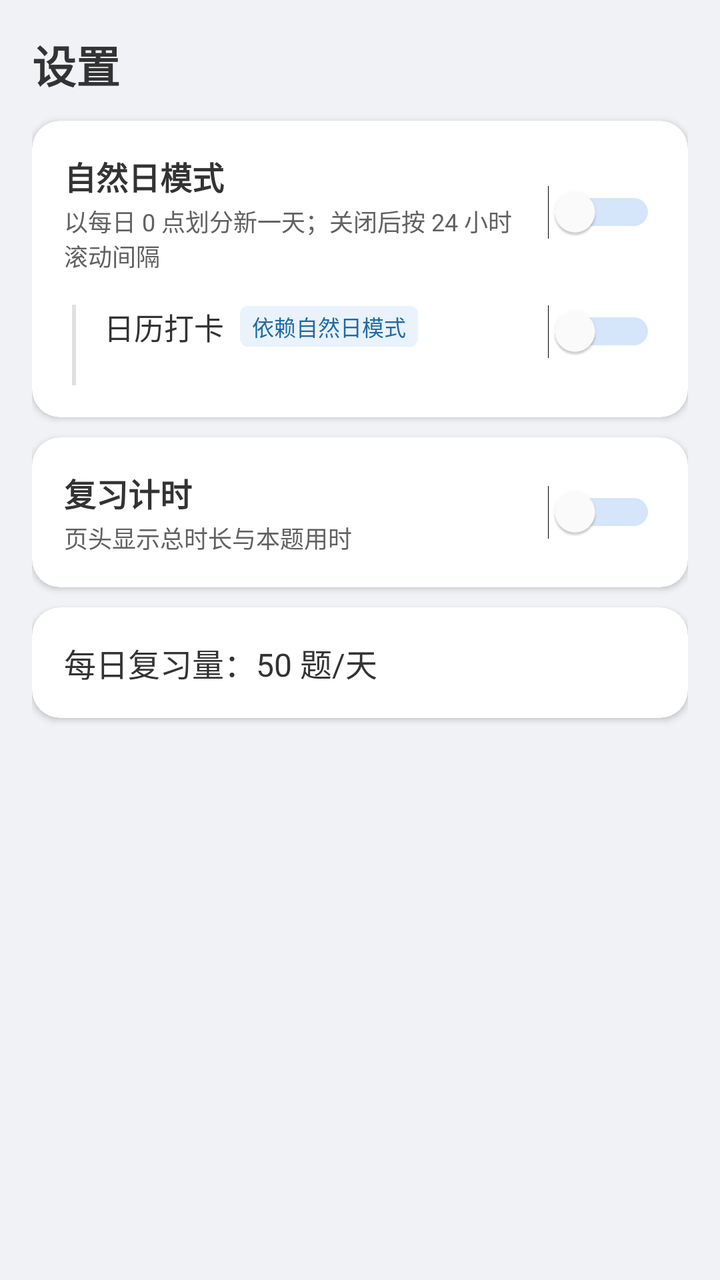
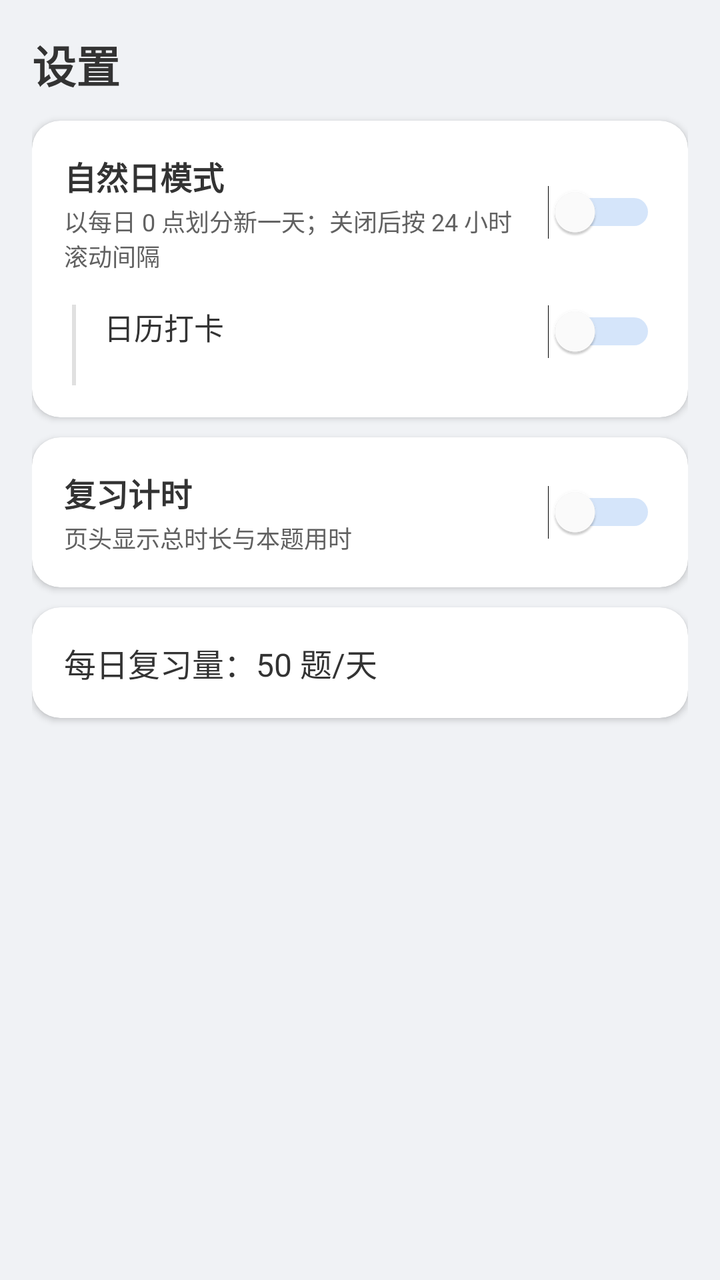

Before-and-after screenshots of an Android layout around one commit, followed by the original layout XML and the change that was made.
<!-- AndroidManifest.xml: application theme Theme.Demo -->
<!-- res/layout/activity_settings.xml -->
<?xml version="1.0" encoding="utf-8"?>
<ScrollView xmlns:android="http://schemas.android.com/apk/res/android"
    xmlns:app="http://schemas.android.com/apk/res-auto"
    android:layout_width="match_parent"
    android:layout_height="match_parent"
    android:background="@color/home_bg"
    android:fillViewport="true">

    <LinearLayout
        android:layout_width="match_parent"
        android:layout_height="wrap_content"
        android:orientation="vertical"
        android:padding="@dimen/home_padding"
        android:gravity="top|center_horizontal">

        <TextView
            android:layout_width="match_parent"
            android:layout_height="wrap_content"
            android:text="设置"
            android:textSize="22sp"
            android:textStyle="bold"
            android:textColor="@color/home_text_primary"
            android:layout_marginBottom="12dp" />

        
        <androidx.cardview.widget.CardView
            android:layout_width="match_parent"
            android:layout_height="wrap_content"
            app:cardBackgroundColor="@color/home_card"
            app:cardCornerRadius="@dimen/home_card_corner"
            android:layout_marginBottom="@dimen/home_card_margin">

            <LinearLayout
                android:layout_width="match_parent"
                android:layout_height="wrap_content"
                android:orientation="vertical"
                android:padding="@dimen/home_info_padding">

                
                <LinearLayout
                    android:layout_width="match_parent"
                    android:layout_height="wrap_content"
                    android:orientation="horizontal"
                    android:gravity="center_vertical">

                    <LinearLayout
                        android:layout_width="0dp"
                        android:layout_height="wrap_content"
                        android:layout_weight="1"
                        android:orientation="vertical">

                        <TextView
                            android:layout_width="wrap_content"
                            android:layout_height="wrap_content"
                            android:text="自然日模式"
                            android:textSize="16sp"
                            android:textStyle="bold"
                            android:textColor="@color/home_text_primary" />

                        <TextView
                            android:layout_width="wrap_content"
                            android:layout_height="wrap_content"
                            android:text="以每日 0 点划分新一天；关闭后按 24 小时滚动间隔"
                            android:textSize="12sp"
                            android:textColor="@color/home_text_secondary"
                            android:layout_marginTop="2dp" />
                    </LinearLayout>

                    <Switch
                        android:id="@+id/switch_natural_day"
                        android:layout_width="wrap_content"
                        android:layout_height="wrap_content"
                        android:layout_marginStart="12dp"
                        android:thumbTint="@color/switch_thumb"
                        android:trackTint="@color/switch_track" />
                </LinearLayout>

                
                <LinearLayout
                    android:layout_width="match_parent"
                    android:layout_height="wrap_content"
                    android:orientation="horizontal"
                    android:layout_marginTop="16dp">

                    <View
                        android:id="@+id/view_checkin_guide"
                        android:layout_width="2dp"
                        android:layout_height="match_parent"
                        android:background="@color/home_stroke"
                        android:layout_marginStart="4dp"
                        android:layout_marginEnd="14dp" />

                    <LinearLayout
                        android:layout_width="0dp"
                        android:layout_height="wrap_content"
                        android:layout_weight="1"
                        android:orientation="vertical">

                        <LinearLayout
                            android:layout_width="wrap_content"
                            android:layout_height="wrap_content"
                            android:orientation="horizontal"
                            android:gravity="center_vertical">

                            <TextView
                                android:id="@+id/tv_checkin_title"
                                android:layout_width="wrap_content"
                                android:layout_height="wrap_content"
                                android:text="日历打卡"
                                android:textSize="15sp"
                                android:textColor="@color/home_text_primary" />

                            <TextView
                                android:id="@+id/tv_checkin_tag"
                                android:layout_width="wrap_content"
                                android:layout_height="wrap_content"
                                android:text="依赖自然日模式"
                                android:textSize="11sp"
                                android:textColor="@color/detail_primary"
                                android:background="@drawable/bg_settings_tag"
                                android:paddingStart="6dp"
                                android:paddingEnd="6dp"
                                android:paddingTop="2dp"
                                android:paddingBottom="2dp"
                                android:layout_marginStart="8dp" />
                        </LinearLayout>

                        <TextView
                            android:id="@+id/tv_checkin_hint"
                            android:layout_width="match_parent"
                            android:layout_height="wrap_content"
                            android:textSize="12sp"
                            android:textColor="@color/home_text_secondary"
                            android:layout_marginTop="2dp" />
                    </LinearLayout>

                    <Switch
                        android:id="@+id/switch_checkin"
                        android:layout_width="wrap_content"
                        android:layout_height="wrap_content"
                        android:layout_marginStart="12dp"
                        android:thumbTint="@color/switch_thumb"
                        android:trackTint="@color/switch_track" />
                </LinearLayout>
            </LinearLayout>
        </androidx.cardview.widget.CardView>

        
        <androidx.cardview.widget.CardView
            android:layout_width="match_parent"
            android:layout_height="wrap_content"
            app:cardBackgroundColor="@color/home_card"
            app:cardCornerRadius="@dimen/home_card_corner"
            android:layout_marginBottom="@dimen/home_card_margin">

            <LinearLayout
                android:layout_width="match_parent"
                android:layout_height="wrap_content"
                android:orientation="vertical"
                android:padding="@dimen/home_info_padding">

                <LinearLayout
                    android:layout_width="match_parent"
                    android:layout_height="wrap_content"
                    android:orientation="horizontal"
                    android:gravity="center_vertical">

                    <LinearLayout
                        android:layout_width="0dp"
                        android:layout_height="wrap_content"
                        android:layout_weight="1"
                        android:orientation="vertical">

                        <TextView
                            android:layout_width="wrap_content"
                            android:layout_height="wrap_content"
                            android:text="复习计时"
                            android:textSize="16sp"
                            android:textStyle="bold"
                            android:textColor="@color/home_text_primary" />

                        <TextView
                            android:layout_width="wrap_content"
                            android:layout_height="wrap_content"
                            android:text="页头显示总时长与本题用时"
                            android:textSize="12sp"
                            android:textColor="@color/home_text_secondary"
                            android:layout_marginTop="2dp" />
                    </LinearLayout>

                    <Switch
                        android:id="@+id/switch_timer"
                        android:layout_width="wrap_content"
                        android:layout_height="wrap_content"
                        android:layout_marginStart="12dp"
                        android:thumbTint="@color/switch_thumb"
                        android:trackTint="@color/switch_track" />
                </LinearLayout>
            </LinearLayout>
        </androidx.cardview.widget.CardView>

        
        <androidx.cardview.widget.CardView
            android:layout_width="match_parent"
            android:layout_height="wrap_content"
            app:cardBackgroundColor="@color/home_card"
            app:cardCornerRadius="@dimen/home_card_corner">

            <TextView
                android:id="@+id/tv_budget_row"
                android:layout_width="match_parent"
                android:layout_height="wrap_content"
                android:text="每日复习量：50 题/天"
                android:textSize="16sp"
                android:textColor="@color/home_text_primary"
                android:foreground="?attr/selectableItemBackground"
                android:clickable="true"
                android:focusable="true"
                android:padding="@dimen/home_info_padding" />
        </androidx.cardview.widget.CardView>

    </LinearLayout>
</ScrollView>
<!-- resources referenced by this layout -->
<resources>
  <color name="detail_primary">#1F6AA5</color>
  <color name="home_bg">#F0F2F5</color>
  <color name="home_card">#FFFFFF</color>
  <color name="home_stroke">#E0E0E0</color>
  <color name="home_text_primary">#333333</color>
  <color name="home_text_secondary">#616161</color>
  <color name="switch_thumb">#FFFFFF</color>
  <color name="switch_track">#5d9cec</color>
  <dimen name="home_card_corner">14dp</dimen>
  <dimen name="home_card_margin">10dp</dimen>
  <dimen name="home_info_padding">16dp</dimen>
  <dimen name="home_padding">16dp</dimen>
  <!-- drawable bg_settings_tag (drawable) -->
  <?xml version="1.0" encoding="utf-8"?>
  <shape xmlns:android="http://schemas.android.com/apk/res/android"
      android:shape="rectangle">
      <corners android:radius="4dp" />
      <solid android:color="#EAF2FC" />
  </shape>
  <style name="Theme.Demo" parent="Base.Theme.Demo" />
  <style name="Base.Theme.Demo" parent="Theme.Material3.DayNight.NoActionBar">
          
          
      </style>
</resources>

<!-- the commit's change to res/layout/activity_settings.xml (unified diff, before → after) -->
@@ -96,34 +96,13 @@
                         android:layout_weight="1"
                         android:orientation="vertical">
 
-                        <LinearLayout
-                            android:layout_width="wrap_content"
-                            android:layout_height="wrap_content"
-                            android:orientation="horizontal"
-                            android:gravity="center_vertical">
-
-                            <TextView
-                                android:id="@+id/tv_checkin_title"
-                                android:layout_width="wrap_content"
-                                android:layout_height="wrap_content"
-                                android:text="日历打卡"
-                                android:textSize="15sp"
-                                android:textColor="@color/home_text_primary" />
-
-                            <TextView
-                                android:id="@+id/tv_checkin_tag"
-                                android:layout_width="wrap_content"
-                                android:layout_height="wrap_content"
-                                android:text="依赖自然日模式"
-                                android:textSize="11sp"
-                                android:textColor="@color/detail_primary"
-                                android:background="@drawable/bg_settings_tag"
-                                android:paddingStart="6dp"
-                                android:paddingEnd="6dp"
-                                android:paddingTop="2dp"
-                                android:paddingBottom="2dp"
-                                android:layout_marginStart="8dp" />
-                        </LinearLayout>
+                        <TextView
+                            android:id="@+id/tv_checkin_title"
+                            android:layout_width="wrap_content"
+                            android:layout_height="wrap_content"
+                            android:text="日历打卡"
+                            android:textSize="15sp"
+                            android:textColor="@color/home_text_primary" />
 
                         <TextView
                             android:id="@+id/tv_checkin_hint"
<!-- resource entries referenced after the edit -->
@@ -1,6 +1,5 @@
 <!-- resources referenced by this layout -->
 <resources>
-  <color name="detail_primary">#1F6AA5</color>
   <color name="home_bg">#F0F2F5</color>
   <color name="home_card">#FFFFFF</color>
   <color name="home_stroke">#E0E0E0</color>
@@ -12,13 +11,6 @@
   <dimen name="home_card_margin">10dp</dimen>
   <dimen name="home_info_padding">16dp</dimen>
   <dimen name="home_padding">16dp</dimen>
-  <!-- drawable bg_settings_tag (drawable) -->
-  <?xml version="1.0" encoding="utf-8"?>
-  <shape xmlns:android="http://schemas.android.com/apk/res/android"
-      android:shape="rectangle">
-      <corners android:radius="4dp" />
-      <solid android:color="#EAF2FC" />
-  </shape>
   <style name="Theme.Demo" parent="Base.Theme.Demo" />
   <style name="Base.Theme.Demo" parent="Theme.Material3.DayNight.NoActionBar">
           
